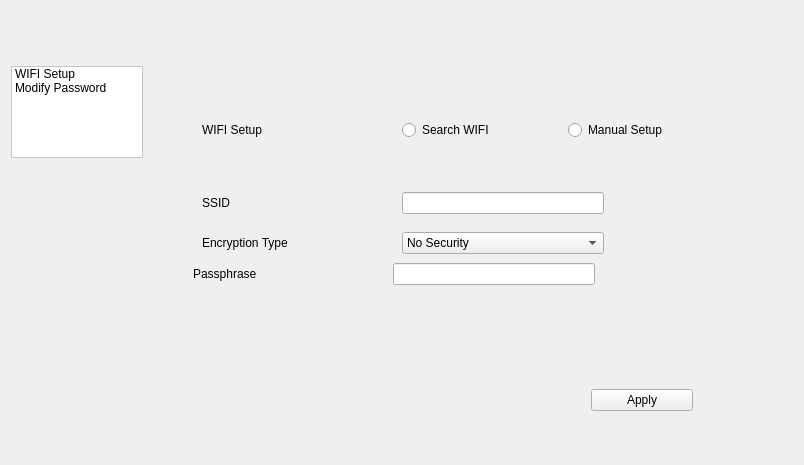
Before: the Qt Designer form setting.ui in lzk/richovop, drawn with Qt 5.
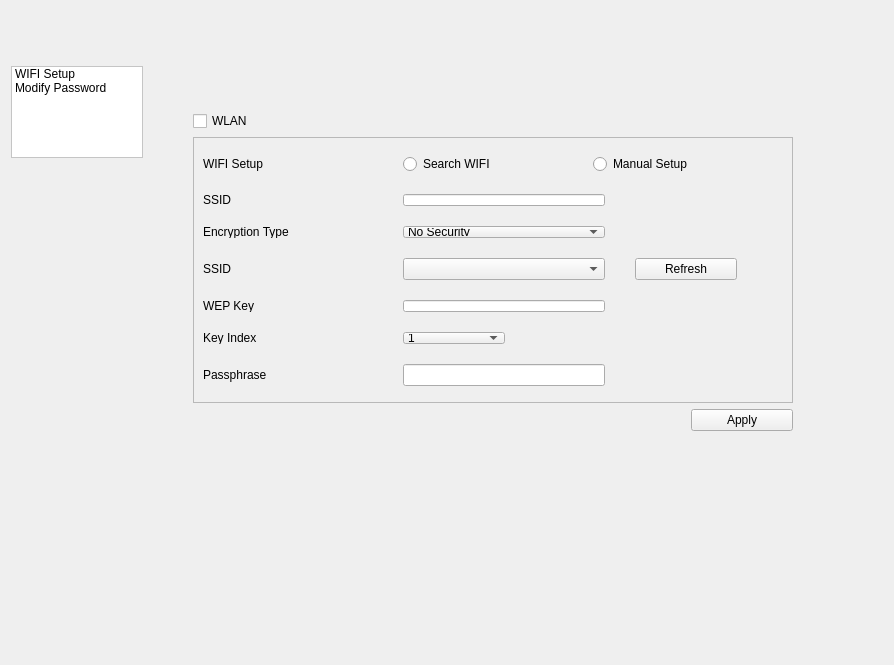
After: the same form once the commit is applied. The open tabs and pages were chosen to show the change.

Commit message: complete setting ui

Diff of the .ui file:
```diff
--- a/setting.ui
+++ b/setting.ui
@@ -6,12 +6,12 @@
    <rect>
     <x>0</x>
     <y>0</y>
-    <width>804</width>
-    <height>465</height>
+    <width>894</width>
+    <height>665</height>
    </rect>
   </property>
   <property name="styleSheet">
-   <string notr="true">QListView{
+   <string notr="true">QListView#listWidget{
 min-width:130;
 max-width:130;
 min-height:90;
@@ -20,31 +20,12 @@
 }
 
 QStackedWidget,#pageWidget,#page2Widget{
-min-width:550;
-max-width:550;
-min-height:300;
-max-height:300;
+min-width:600;
+max-width:600;
+min-height:320;
+max-height:320;
 }
-#stackedWidget_2{
-min-height:200;
-max-height:200;
-}
-#page3Widget,#page4Widget{
-min-width:550;
-max-width:550;
-min-height:200;
-max-height:200;
-}
-#stackedWidget_3{
-min-height:100;
-max-height:100;
-}
-#page6Widget,#page7Widget,#page8Widget{
-min-width:550;
-max-width:550;
-min-height:100;
-max-height:100;
-}
+
 QLabel{
 min-width:150;
 max-width:150;
@@ -65,6 +46,10 @@
 QPushButton{
 min-width:100;
 max-width:100;
+}
+
+QCheckBox{
+max-width:100;
 }</string>
   </property>
   <layout class="QHBoxLayout" name="horizontalLayout">
@@ -121,27 +106,49 @@
           <rect>
            <x>0</x>
            <y>0</y>
-           <width>550</width>
-           <height>300</height>
+           <width>600</width>
+           <height>320</height>
           </rect>
          </property>
          <layout class="QVBoxLayout" name="verticalLayout_3">
           <item>
+           <widget class="QCheckBox" name="checkBox">
+            <property name="focusPolicy">
+             <enum>Qt::NoFocus</enum>
+            </property>
+            <property name="text">
+             <string>WLAN</string>
+            </property>
+           </widget>
+          </item>
+          <item>
+           <widget class="QFrame" name="frame">
+            <property name="frameShape">
+             <enum>QFrame::StyledPanel</enum>
+            </property>
+            <property name="frameShadow">
+             <enum>QFrame::Raised</enum>
+            </property>
+            <layout class="QVBoxLayout" name="verticalLayout_5">
+             <item>
            <layout class="QFormLayout" name="formLayout">
             <property name="horizontalSpacing">
              <number>50</number>
             </property>
+               <property name="verticalSpacing">
+                <number>20</number>
+               </property>
             <property name="leftMargin">
-             <number>9</number>
+                <number>0</number>
             </property>
             <property name="topMargin">
-             <number>9</number>
+                <number>7</number>
             </property>
             <property name="rightMargin">
-             <number>9</number>
+                <number>0</number>
             </property>
             <property name="bottomMargin">
-             <number>9</number>
+                <number>7</number>
             </property>
             <item row="0" column="0">
              <widget class="QLabel" name="wIFISetupLabel">
@@ -177,17 +184,75 @@
            </layout>
           </item>
           <item>
-           <widget class="QStackedWidget" name="stackedWidget_2">
-            <widget class="QWidget" name="page_3">
-             <widget class="QWidget" name="page3Widget" native="true">
-              <property name="geometry">
-               <rect>
-                <x>0</x>
-                <y>0</y>
-                <width>550</width>
-                <height>200</height>
-               </rect>
-              </property>
+              <widget class="QWidget" name="manualSetupWidget" native="true">
+               <layout class="QFormLayout" name="formLayout_13">
+                <property name="horizontalSpacing">
+                 <number>50</number>
+                </property>
+                <property name="verticalSpacing">
+                 <number>20</number>
+                </property>
+                <property name="leftMargin">
+                 <number>0</number>
+                </property>
+                <property name="topMargin">
+                 <number>7</number>
+                </property>
+                <property name="rightMargin">
+                 <number>0</number>
+                </property>
+                <property name="bottomMargin">
+                 <number>7</number>
+                </property>
+                <item row="0" column="0">
+                 <widget class="QLabel" name="label_5">
+                  <property name="text">
+                   <string>SSID</string>
+                  </property>
+                 </widget>
+                </item>
+                <item row="0" column="1">
+                 <widget class="QLineEdit" name="le_ssid"/>
+                </item>
+                <item row="1" column="0">
+                 <widget class="QLabel" name="encryptionTypeLabel">
+                  <property name="text">
+                   <string>Encryption Type</string>
+                  </property>
+                 </widget>
+                </item>
+                <item row="1" column="1">
+                 <widget class="QComboBox" name="cb_encryptionType">
+                  <property name="focusPolicy">
+                   <enum>Qt::NoFocus</enum>
+                  </property>
+                  <item>
+                   <property name="text">
+                    <string>No Security</string>
+                   </property>
+                  </item>
+                  <item>
+                   <property name="text">
+                    <string>WEP</string>
+                   </property>
+                  </item>
+                  <item>
+                   <property name="text">
+                    <string>WPA2-PSK-AES</string>
+                   </property>
+                  </item>
+                  <item>
+                   <property name="text">
+                    <string>Mixed Mode PSK</string>
+                   </property>
+                  </item>
+                 </widget>
+                </item>
+               </layout>
+              </widget>
+             </item>
+             <item>
+              <widget class="QWidget" name="searchWifiWidget" native="true">
               <layout class="QFormLayout" name="formLayout_2">
                <property name="labelAlignment">
                 <set>Qt::AlignLeading|Qt::AlignLeft|Qt::AlignVCenter</set>
@@ -201,14 +266,26 @@
                <property name="verticalSpacing">
                 <number>20</number>
                </property>
-               <item row="0" column="0">
+                <property name="leftMargin">
+                 <number>0</number>
+                </property>
+                <property name="topMargin">
+                 <number>7</number>
+                </property>
+                <property name="rightMargin">
+                 <number>0</number>
+                </property>
+                <property name="bottomMargin">
+                 <number>7</number>
+                </property>
+                <item row="1" column="0">
                 <widget class="QLabel" name="sSIDLabel">
                  <property name="text">
                   <string>SSID</string>
                  </property>
                 </widget>
                </item>
-               <item row="0" column="1">
+                <item row="1" column="1">
                 <layout class="QHBoxLayout" name="horizontalLayout_4">
                  <property name="spacing">
                   <number>30</number>
@@ -232,127 +309,29 @@
                  </item>
                 </layout>
                </item>
-               <item row="1" column="0">
-                <widget class="QLabel" name="passphraseLabel">
-                 <property name="text">
-                  <string>Passphrase</string>
-                 </property>
-                </widget>
-               </item>
-               <item row="1" column="1">
-                <widget class="QLineEdit" name="le_passphrase">
-                 <property name="inputMethodHints">
-                  <set>Qt::ImhHiddenText|Qt::ImhNoAutoUppercase|Qt::ImhNoPredictiveText|Qt::ImhSensitiveData</set>
-                 </property>
-                 <property name="echoMode">
-                  <enum>QLineEdit::Password</enum>
-                 </property>
-                </widget>
-               </item>
-              </layout>
-             </widget>
-            </widget>
-            <widget class="QWidget" name="page_4">
-             <widget class="QWidget" name="page4Widget" native="true">
-              <property name="geometry">
-               <rect>
-                <x>0</x>
-                <y>0</y>
-                <width>550</width>
-                <height>200</height>
-               </rect>
-              </property>
-              <layout class="QVBoxLayout" name="verticalLayout_6">
-               <property name="spacing">
-                <number>0</number>
-               </property>
-               <property name="leftMargin">
-                <number>0</number>
-               </property>
-               <property name="topMargin">
-                <number>0</number>
-               </property>
-               <property name="rightMargin">
-                <number>0</number>
-               </property>
-               <property name="bottomMargin">
-                <number>0</number>
-               </property>
-               <item>
-                <widget class="QWidget" name="widget_7" native="true">
-                 <layout class="QFormLayout" name="formLayout_13">
-                  <property name="horizontalSpacing">
-                   <number>50</number>
-                  </property>
-                  <property name="verticalSpacing">
-                   <number>18</number>
-                  </property>
-                  <item row="0" column="0">
-                   <widget class="QLabel" name="label_5">
-                    <property name="text">
-                     <string>SSID</string>
-                    </property>
-                   </widget>
-                  </item>
-                  <item row="1" column="0">
-                   <widget class="QLabel" name="encryptionTypeLabel">
-                    <property name="text">
-                     <string>Encryption Type</string>
-                    </property>
-                   </widget>
-                  </item>
-                  <item row="1" column="1">
-                   <widget class="QComboBox" name="cb_encryptionType">
-                    <property name="focusPolicy">
-                     <enum>Qt::NoFocus</enum>
-                    </property>
+               </layout>
+              </widget>
+             </item>
                     <item>
-                     <property name="text">
-                      <string>No Security</string>
-                     </property>
-                    </item>
-                    <item>
-                     <property name="text">
-                      <string>WEP</string>
-                     </property>
-                    </item>
-                    <item>
-                     <property name="text">
-                      <string>WPA2-PSK-AES</string>
-                     </property>
-                    </item>
-                    <item>
-                     <property name="text">
-                      <string>Mixed Mode PSK</string>
-                     </property>
-                    </item>
-                   </widget>
-                  </item>
-                  <item row="0" column="1">
-                   <widget class="QLineEdit" name="le_ssid"/>
-                  </item>
-                 </layout>
-                </widget>
-               </item>
-               <item>
-                <widget class="QStackedWidget" name="stackedWidget_3">
-                 <widget class="QWidget" name="page_5"/>
-                 <widget class="QWidget" name="page_6">
-                  <widget class="QWidget" name="page6Widget" native="true">
-                   <property name="geometry">
-                    <rect>
-                     <x>0</x>
-                     <y>0</y>
-                     <width>550</width>
-                     <height>100</height>
-                    </rect>
-                   </property>
+              <widget class="QWidget" name="wepWidget" native="true">
                    <layout class="QFormLayout" name="formLayout_14">
                     <property name="horizontalSpacing">
                      <number>50</number>
                     </property>
                     <property name="verticalSpacing">
-                     <number>18</number>
+                 <number>20</number>
+                </property>
+                <property name="leftMargin">
+                 <number>0</number>
+                </property>
+                <property name="topMargin">
+                 <number>7</number>
+                </property>
+                <property name="rightMargin">
+                 <number>0</number>
+                </property>
+                <property name="bottomMargin">
+                 <number>7</number>
                     </property>
                     <item row="0" column="0">
                      <widget class="QLabel" name="wEPKeyLabel_9">
@@ -404,52 +383,35 @@
                     </item>
                    </layout>
                   </widget>
-                 </widget>
-                 <widget class="QWidget" name="page_7">
-                  <widget class="QWidget" name="page7Widget" native="true">
-                   <property name="geometry">
-                    <rect>
-                     <x>0</x>
-                     <y>0</y>
-                     <width>550</width>
-                     <height>100</height>
-                    </rect>
-                   </property>
-                   <layout class="QFormLayout" name="formLayout_15">
-                    <property name="horizontalSpacing">
-                     <number>50</number>
-                    </property>
-                    <item row="0" column="0">
-                     <widget class="QLabel" name="wEPKeyLabel_10">
-                      <property name="text">
-                       <string>Passphrase</string>
-                      </property>
-                     </widget>
-                    </item>
-                    <item row="0" column="1">
-                     <widget class="QLineEdit" name="le_passphrase_wpa">
-                      <property name="echoMode">
-                       <enum>QLineEdit::Password</enum>
-                      </property>
-                     </widget>
-                    </item>
-                   </layout>
-                  </widget>
-                 </widget>
-                 <widget class="QWidget" name="page_8">
-                  <widget class="QWidget" name="page8Widget" native="true">
-                   <property name="geometry">
-                    <rect>
-                     <x>0</x>
-                     <y>0</y>
-                     <width>550</width>
-                     <height>100</height>
-                    </rect>
-                   </property>
+             </item>
+             <item>
+              <widget class="QWidget" name="passphraseWidget" native="true">
                    <layout class="QFormLayout" name="formLayout_16">
                     <property name="horizontalSpacing">
                      <number>50</number>
                     </property>
+                <property name="verticalSpacing">
+                 <number>20</number>
+                </property>
+                <property name="leftMargin">
+                 <number>0</number>
+                </property>
+                <property name="topMargin">
+                 <number>7</number>
+                </property>
+                <property name="rightMargin">
+                 <number>0</number>
+                </property>
+                <property name="bottomMargin">
+                 <number>7</number>
+                </property>
+                <item row="0" column="1">
+                 <widget class="QLineEdit" name="le_passphrase">
+                  <property name="echoMode">
+                   <enum>QLineEdit::Password</enum>
+                  </property>
+                 </widget>
+                </item>
                     <item row="0" column="0">
                      <widget class="QLabel" name="wEPKeyLabel_11">
                       <property name="text">
@@ -457,41 +419,27 @@
                       </property>
                      </widget>
                     </item>
-                    <item row="0" column="1">
-                     <widget class="QLineEdit" name="le_passphrase_psk">
-                      <property name="echoMode">
-                       <enum>QLineEdit::Password</enum>
-                      </property>
-                     </widget>
-                    </item>
-                   </layout>
-                  </widget>
-                 </widget>
+               </layout>
                 </widget>
                </item>
                <item>
-                <spacer name="verticalSpacer_4">
+              <spacer name="verticalSpacer_5">
                  <property name="orientation">
                   <enum>Qt::Vertical</enum>
                  </property>
                  <property name="sizeHint" stdset="0">
                   <size>
                    <width>20</width>
-                   <height>40</height>
+                 <height>28</height>
                   </size>
                  </property>
                 </spacer>
                </item>
               </layout>
-             </widget>
-            </widget>
            </widget>
           </item>
           <item>
            <layout class="QHBoxLayout" name="horizontalLayout_3">
-            <property name="rightMargin">
-             <number>50</number>
-            </property>
             <item>
              <spacer name="horizontalSpacer_2">
               <property name="orientation">
```
Left out of the diff: 24 changed lines with no effect on the pictures. Lines whose indentation alone changed are shown as unchanged. The commit also changes 13 other files.
